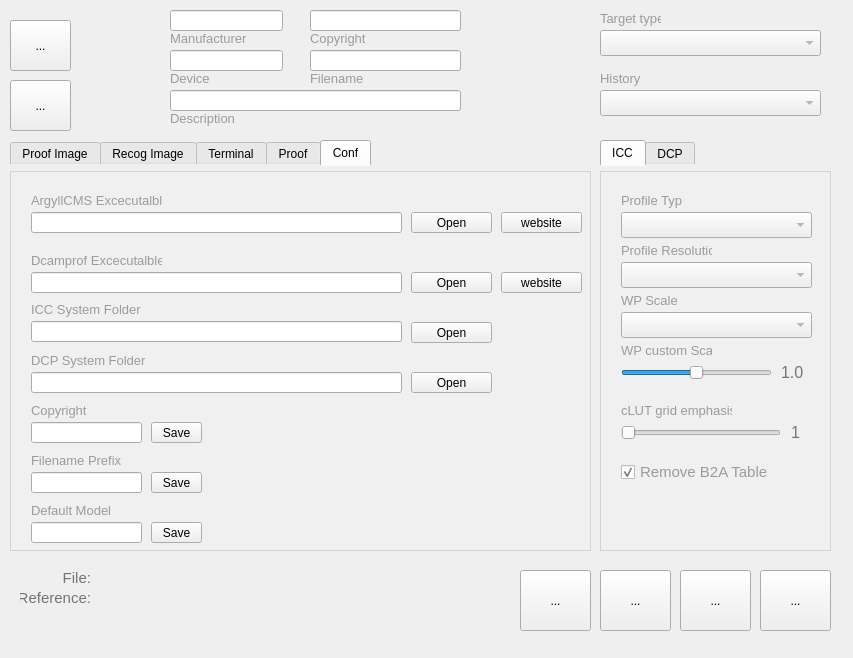
Qt form main.ui (jpereiranet/roughprofiler) before a commit.
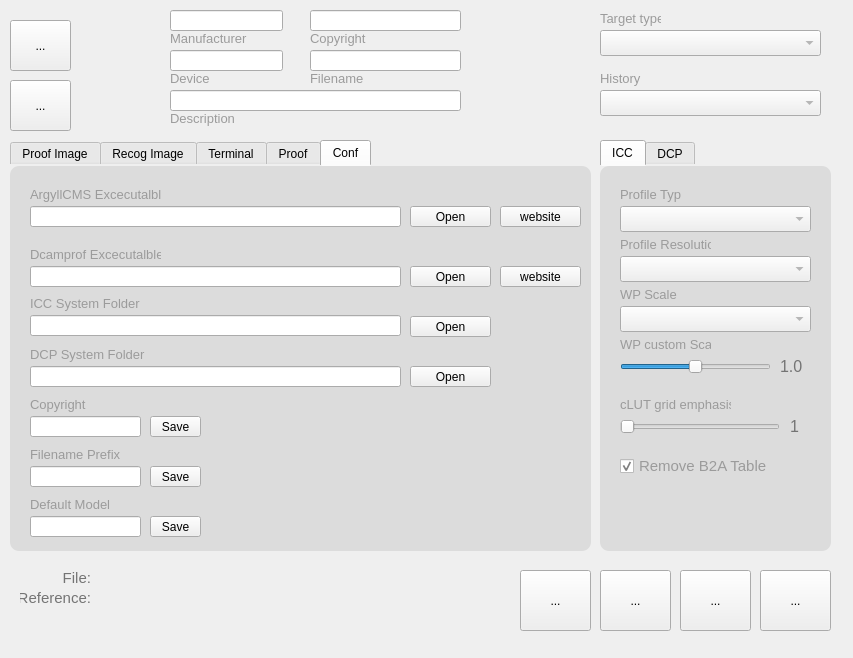
The same form after that commit.

Patch:
```diff
--- a/main.ui
+++ b/main.ui
@@ -225,10 +225,12 @@
    </property>
    <property name="styleSheet">
     <string notr="true">QTabWidget::pane {
-  border: 1px solid lightgray;
-  top:5px; 
-  background: rgb(240, 240, 240);
-} </string>
+  border: 0px solid lightgray;
+  top:0px; 
+  background: rgb(220, 220, 220);
+ border-radius: 9px;
+} 
+</string>
    </property>
    <property name="currentIndex">
     <number>0</number>
@@ -1090,9 +1092,10 @@
    </property>
    <property name="styleSheet">
     <string notr="true">QTabWidget::pane {
-  border: 1px solid lightgray;
-  top:5px; 
-  background: rgb(240, 240, 240);
+  border: 0px solid lightgray;
+  top:0px; 
+  background: rgb(220, 220, 220);
+ border-radius: 9px;
 } 
 </string>
    </property>
```
